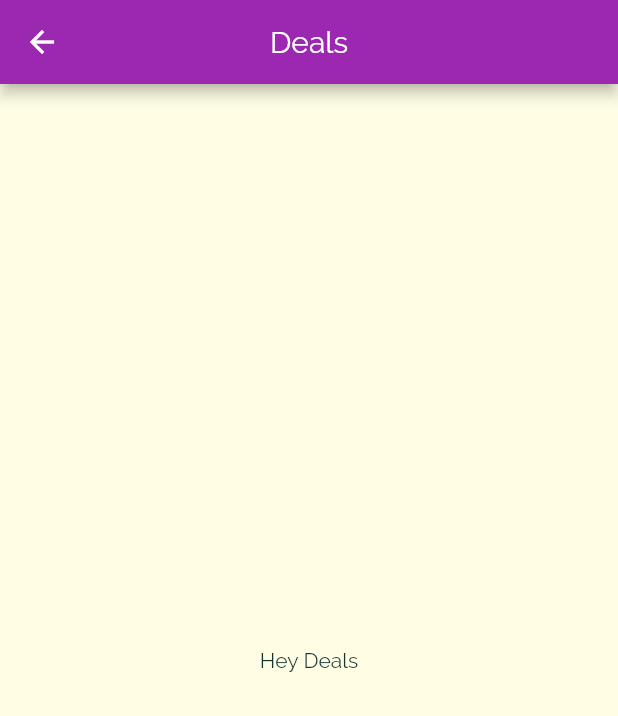
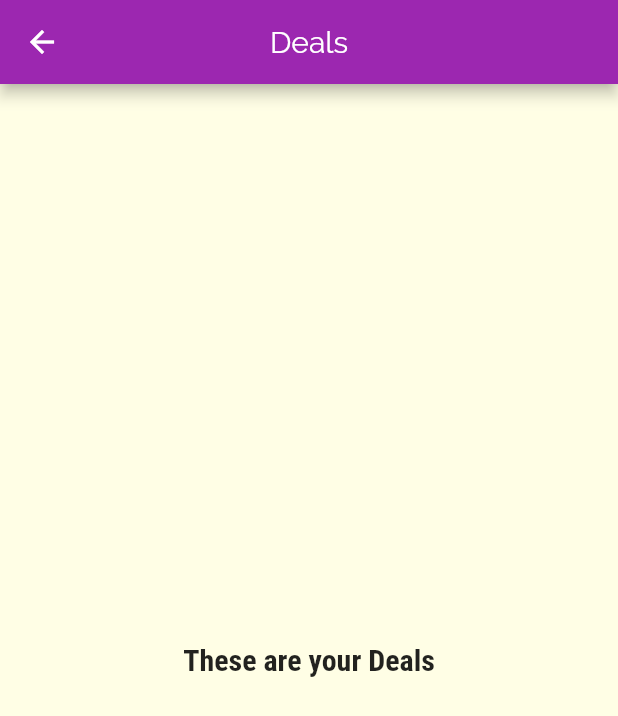
Before and after one commit to arbazadam/meals-app, a Flutter app: the screen it shows after launch, tab 2 chosen, in the side drawer, after a tap on "Deals", on a phone screen of 412 x 824 dp. Shown: the top 716 px of the screen. Run offline on Flutter 3.47's test engine with Material 2 defaults, Android fonts, the phone set to English and light mode, and no system bars.

Commit message:
app for prod

```diff
--- a/lib/screens/deals_screen.dart
+++ b/lib/screens/deals_screen.dart
@@ -1,12 +1,16 @@
 import 'package:flutter/material.dart';
 
 class DealsScreen extends StatelessWidget {
-  static final String routeName="/deals";
+  static final String routeName = "/deals";
   @override
   Widget build(BuildContext context) {
     return Scaffold(
-appBar: AppBar(title: Text("Deals"),centerTitle: true,),
-      body:Center(child: Text("Hey Deals"),)
-    );
+        appBar: AppBar(
+          title: Text("Deals"),
+          centerTitle: true,
+        ),
+        body: Center(
+          child: Text("These are your Deals",style: Theme.of(context).textTheme.title,),
+        ));
   }
 }
--- a/lib/screens/favourites_screen.dart
+++ b/lib/screens/favourites_screen.dart
@@ -3,6 +3,6 @@ import 'package:flutter/material.dart';
 class FavouritesScreen extends StatelessWidget {
   @override
   Widget build(BuildContext context) {
-    return Container(child: Center(child: Text('Filters')));
+    return Container(child: Center(child: Text('You have no favourites. Please add one')));
   }
 }
--- a/lib/widgets/meal_item.dart
+++ b/lib/widgets/meal_item.dart
@@ -68,6 +68,7 @@ class MealItem extends StatelessWidget {
                         topRight: Radius.circular(15)),
                     child: Image.network(imageUrl,
                         height: 250, width: double.infinity, fit: BoxFit.cover),
+                    //child: Image.asset('assets/images/spg.jpg'),
                   ),
                   Positioned(
                     bottom: 20,
--- a/pubspec.yaml
+++ b/pubspec.yaml
@@ -62,7 +62,8 @@ flutter:
           weight: 300
         - asset: assets/fonts/RobotoCondensed-Italic.ttf
           style: italic
-
+  assets:
+    - assets/images/spg.jpg
   # To add assets to your application, add an assets section, like this:
   # assets:
   #   - images/a_dot_burr.jpeg
```
Also changed, not shown: assets/images/spg.jpg (added), codemagic.yaml (added), 2 other files.
